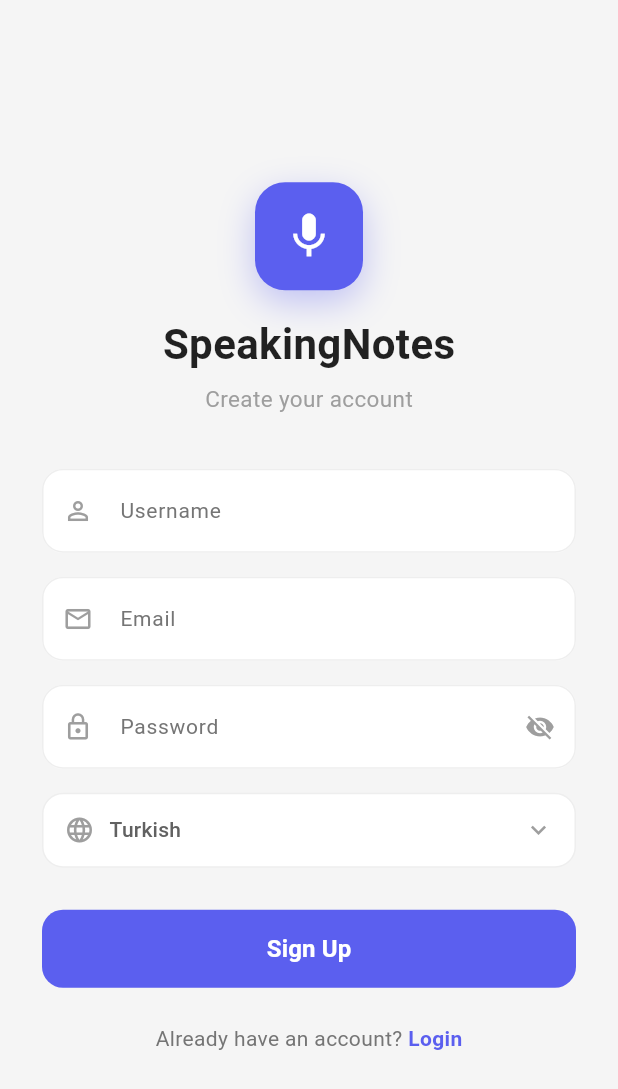
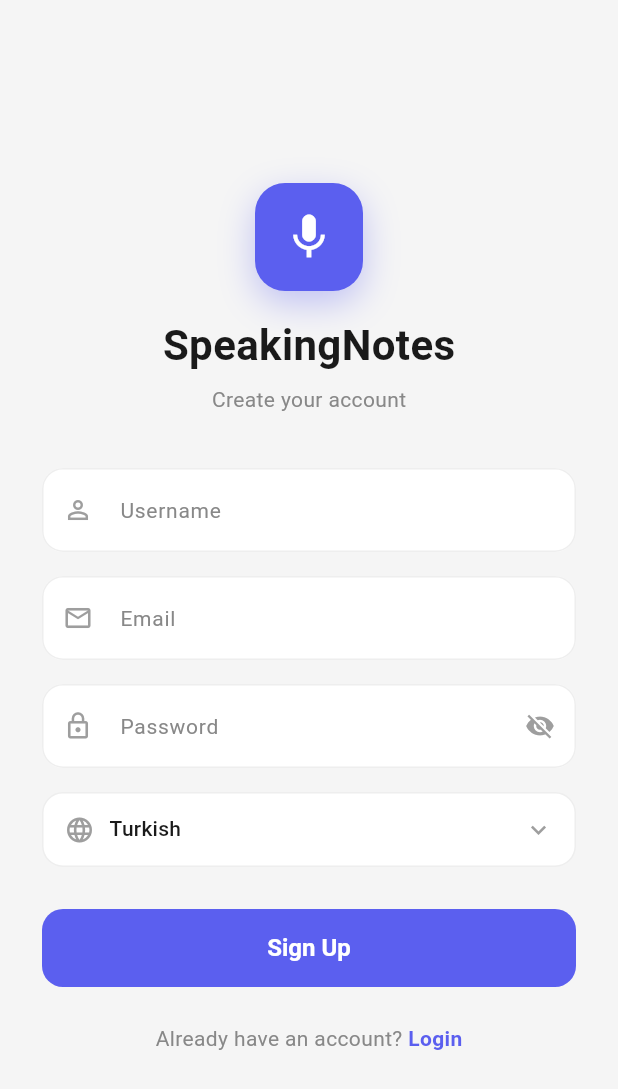
Before and after one commit to ozlemton/SpeakingNotes, a Flutter app: the screen it shows after launch, after a tap on "Login", after a tap on "Sign Up", on a phone screen of 412 x 824 dp. Shown: the top 1089 px of the screen. Run offline on Flutter 3.47's test engine with Material 3 defaults, Android fonts, the light colour scheme and no system bars; our stand-ins replace cloud_firestore, connectivity_plus, drift, firebase_auth, firebase_core, flutter_bloc and 3 more; accounts and stored records are empty; generated files the repository leaves out were written again.

Commit message:
Add centralized design system (AppColors, AppTypography, AppSpacing, AppTheme)

```diff
--- /dev/null
+++ b/lib/core/theme/app_colors.dart
@@ -0,0 +1,13 @@
+import 'package:flutter/material.dart';
+
+abstract final class AppColors {
+  static const primary = Color(0xFF5B5FEF);
+  static const primaryLight = Color(0xFFEEEEFD);
+  static const background = Color(0xFFF5F5F5);
+  static const white = Color(0xFFFFFFFF);
+  static const textPrimary = Color(0xFF1A1A1A);
+  static const textSecondary = Color(0xFF888888);
+  static const error = Color(0xFFE53935);
+  static const success = Color(0xFF43A047);
+  static const divider = Color(0xFFEEEEEE);
+}
--- /dev/null
+++ b/lib/core/theme/app_theme.dart
@@ -0,0 +1,69 @@
+import 'package:flutter/material.dart';
+import 'app_colors.dart';
+import 'app_typography.dart';
+
+abstract final class AppTheme {
+  static ThemeData get lightTheme => ThemeData(
+        useMaterial3: true,
+        colorScheme: ColorScheme.fromSeed(
+          seedColor: AppColors.primary,
+          primary: AppColors.primary,
+          surface: AppColors.white,
+        ),
+        scaffoldBackgroundColor: AppColors.background,
+        primaryColor: AppColors.primary,
+        appBarTheme: const AppBarTheme(
+          backgroundColor: AppColors.white,
+          elevation: 0,
+          titleTextStyle: AppTypography.heading3,
+          iconTheme: IconThemeData(color: AppColors.textPrimary),
+        ),
+        elevatedButtonTheme: ElevatedButtonThemeData(
+          style: ElevatedButton.styleFrom(
+            backgroundColor: AppColors.primary,
+            foregroundColor: AppColors.white,
+            elevation: 0,
+            shape: RoundedRectangleBorder(
+              borderRadius: BorderRadius.all(Radius.circular(14)),
+            ),
+            textStyle: TextStyle(
+              fontSize: 16,
+              fontWeight: FontWeight.w600,
+            ),
+          ),
+        ),
+        inputDecorationTheme: InputDecorationTheme(
+          filled: true,
+          fillColor: AppColors.white,
+          labelStyle: TextStyle(
+            color: AppColors.textSecondary,
+            fontSize: 14,
+          ),
+          border: OutlineInputBorder(
+            borderRadius: BorderRadius.all(Radius.circular(14)),
+            borderSide: BorderSide.none,
+          ),
+          enabledBorder: OutlineInputBorder(
+            borderRadius: BorderRadius.all(Radius.circular(14)),
+            borderSide: BorderSide(color: AppColors.divider, width: 1),
+          ),
+          focusedBorder: OutlineInputBorder(
+            borderRadius: BorderRadius.all(Radius.circular(14)),
+            borderSide: BorderSide(color: AppColors.primary, width: 1.5),
+          ),
+          errorBorder: OutlineInputBorder(
+            borderRadius: BorderRadius.all(Radius.circular(14)),
+            borderSide: BorderSide(color: AppColors.error, width: 1),
+          ),
+          focusedErrorBorder: OutlineInputBorder(
+            borderRadius: BorderRadius.all(Radius.circular(14)),
+            borderSide: BorderSide(color: AppColors.error, width: 1.5),
+          ),
+        ),
+        floatingActionButtonTheme: const FloatingActionButtonThemeData(
+          backgroundColor: AppColors.primary,
+          foregroundColor: AppColors.white,
+        ),
+        dividerColor: AppColors.divider,
+      );
+}
--- /dev/null
+++ b/lib/core/theme/app_typography.dart
@@ -0,0 +1,37 @@
+import 'package:flutter/material.dart';
+import 'app_colors.dart';
+
+abstract final class AppTypography {
+  static const heading1 = TextStyle(
+    fontSize: 28,
+    fontWeight: FontWeight.bold,
+    color: AppColors.textPrimary,
+  );
+
+  static const heading2 = TextStyle(
+    fontSize: 22,
+    fontWeight: FontWeight.bold,
+    color: AppColors.textPrimary,
+  );
+
+  static const heading3 = TextStyle(
+    fontSize: 18,
+    fontWeight: FontWeight.w600,
+    color: AppColors.textPrimary,
+  );
+
+  static const body1 = TextStyle(
+    fontSize: 16,
+    color: AppColors.textPrimary,
+  );
+
+  static const body2 = TextStyle(
+    fontSize: 14,
+    color: AppColors.textPrimary,
+  );
+
+  static const caption = TextStyle(
+    fontSize: 12,
+    color: AppColors.textSecondary,
+  );
+}
--- a/lib/features/auth/presentation/screens/login_screen.dart
+++ b/lib/features/auth/presentation/screens/login_screen.dart
@@ -1,13 +1,13 @@
 import 'package:flutter/material.dart';
 import 'package:flutter_bloc/flutter_bloc.dart';
 import '../../../../../core/di/injection.dart';
+import '../../../../../core/theme/app_colors.dart';
+import '../../../../../core/theme/app_typography.dart';
 import '../../../category/presentation/screens/home_screen.dart';
 import '../bloc/auth_bloc.dart';
 import '../bloc/auth_event.dart';
 import '../bloc/auth_state.dart';
 import 'signup_screen.dart';
-
-const _primaryColor = Color(0xFF5B5FEF);
 
 class LoginScreen extends StatefulWidget {
   const LoginScreen({super.key});
@@ -52,13 +52,13 @@ class _LoginScreenState extends State<LoginScreen> {
           ScaffoldMessenger.of(context).showSnackBar(
             SnackBar(
               content: Text(state.message),
-              backgroundColor: Colors.red[400],
+              backgroundColor: AppColors.error,
             ),
           );
         }
       },
       child: Scaffold(
-        backgroundColor: const Color(0xFFF5F5F5),
+        backgroundColor: AppColors.background,
         body: SafeArea(
           child: Center(
             child: SingleChildScrollView(
@@ -96,31 +96,24 @@ class _LoginScreenState extends State<LoginScreen> {
           width: 72,
           height: 72,
           decoration: BoxDecoration(
-            color: _primaryColor,
+            color: AppColors.primary,
             borderRadius: BorderRadius.circular(20),
             boxShadow: [
               BoxShadow(
-                color: _primaryColor.withValues(alpha: 0.35),
+                color: AppColors.primary.withValues(alpha: 0.35),
                 blurRadius: 20,
                 offset: const Offset(0, 8),
               ),
             ],
           ),
-          child: const Icon(Icons.mic, color: Colors.white, size: 36),
+          child: const Icon(Icons.mic, color: AppColors.white, size: 36),
         ),
         const SizedBox(height: 16),
-        const Text(
-          'SpeakingNotes',
-          style: TextStyle(
-            fontSize: 28,
-            fontWeight: FontWeight.bold,
-            color: Colors.black87,
-          ),
-        ),
+        const Text('SpeakingNotes', style: AppTypography.heading1),
         const SizedBox(height: 6),
         Text(
           'Welcome back',
-          style: TextStyle(fontSize: 15, color: Colors.grey[500]),
+          style: AppTypography.body2.copyWith(color: AppColors.textSecondary),
         ),
       ],
     );
@@ -175,30 +168,18 @@ class _LoginScreenState extends State<LoginScreen> {
           child: ElevatedButton(
             onPressed: isLoading ? null : _submit,
             style: ElevatedButton.styleFrom(
-              backgroundColor: _primaryColor,
-              disabledBackgroundColor: _primaryColor.withValues(alpha: 0.6),
-              shape: RoundedRectangleBorder(
-                borderRadius: BorderRadius.circular(14),
-              ),
-              elevation: 0,
+              disabledBackgroundColor: AppColors.primary.withValues(alpha: 0.6),
             ),
             child: isLoading
                 ? const SizedBox(
                     width: 22,
                     height: 22,
                     child: CircularProgressIndicator(
-                      color: Colors.white,
+                      color: AppColors.white,
                       strokeWidth: 2.5,
                     ),
                   )
-                : const Text(
-                    'Login',
-                    style: TextStyle(
-                      color: Colors.white,
-                      fontSize: 16,
-                      fontWeight: FontWeight.w600,
-                    ),
-                  ),
+                : const Text('Login'),
           ),
         );
       },
@@ -209,17 +190,18 @@ class _LoginScreenState extends State<LoginScreen> {
     return Row(
       mainAxisAlignment: MainAxisAlignment.center,
       children: [
-        Text("Don't have an account? ",
-            style: TextStyle(color: Colors.grey[600], fontSize: 14)),
+        Text(
+          "Don't have an account? ",
+          style: AppTypography.body2.copyWith(color: AppColors.textSecondary),
+        ),
         GestureDetector(
           onTap: () => Navigator.of(context).push(
             MaterialPageRoute(builder: (_) => const SignupScreen()),
           ),
-          child: const Text(
+          child: Text(
             'Sign Up',
-            style: TextStyle(
-              color: _primaryColor,
-              fontSize: 14,
+            style: AppTypography.body2.copyWith(
+              color: AppColors.primary,
               fontWeight: FontWeight.w600,
             ),
           ),
@@ -232,31 +214,8 @@ class _LoginScreenState extends State<LoginScreen> {
       {Widget? suffix}) {
     return InputDecoration(
       labelText: label,
-      labelStyle: TextStyle(color: Colors.grey[600], fontSize: 14),
       prefixIcon: Icon(icon, color: Colors.grey, size: 20),
       suffixIcon: suffix,
-      filled: true,
-      fillColor: Colors.white,
-      border: OutlineInputBorder(
-        borderRadius: BorderRadius.circular(14),
-        borderSide: BorderSide.none,
-      ),
-      enabledBorder: OutlineInputBorder(
-        borderRadius: BorderRadius.circular(14),
-        borderSide: BorderSide(color: Colors.grey[200]!, width: 1),
-      ),
-      focusedBorder: OutlineInputBorder(
-        borderRadius: BorderRadius.circular(14),
-        borderSide: const BorderSide(color: _primaryColor, width: 1.5),
-      ),
-      errorBorder: OutlineInputBorder(
-        borderRadius: BorderRadius.circular(14),
-        borderSide: BorderSide(color: Colors.red[300]!, width: 1),
-      ),
-      focusedErrorBorder: OutlineInputBorder(
-        borderRadius: BorderRadius.circular(14),
-        borderSide: BorderSide(color: Colors.red[400]!, width: 1.5),
-      ),
     );
   }
 }
--- a/lib/features/auth/presentation/screens/signup_screen.dart
+++ b/lib/features/auth/presentation/screens/signup_screen.dart
@@ -1,12 +1,12 @@
 import 'package:flutter/material.dart';
 import 'package:flutter_bloc/flutter_bloc.dart';
 import '../../../../../core/di/injection.dart';
+import '../../../../../core/theme/app_colors.dart';
+import '../../../../../core/theme/app_typography.dart';
 import '../../../category/presentation/screens/home_screen.dart';
 import '../bloc/auth_bloc.dart';
 import '../bloc/auth_event.dart';
 import '../bloc/auth_state.dart';
-
-const _primaryColor = Color(0xFF5B5FEF);
 
 class SignupScreen extends StatefulWidget {
   const SignupScreen({super.key});
@@ -61,13 +61,13 @@ class _SignupScreenState extends State<SignupScreen> {
           ScaffoldMessenger.of(context).showSnackBar(
             SnackBar(
               content: Text(state.message),
-              backgroundColor: Colors.red[400],
+              backgroundColor: AppColors.error,
             ),
           );
         }
       },
       child: Scaffold(
-        backgroundColor: const Color(0xFFF5F5F5),
+        backgroundColor: AppColors.background,
         body: SafeArea(
           child: Center(
             child: SingleChildScrollView(
@@ -109,31 +109,24 @@ class _SignupScreenState extends State<SignupScreen> {
           width: 72,
           height: 72,
           decoration: BoxDecoration(
-            color: _primaryColor,
+            color: AppColors.primary,
             borderRadius: BorderRadius.circular(20),
             boxShadow: [
               BoxShadow(
-                color: _primaryColor.withValues(alpha: 0.35),
+                color: AppColors.primary.withValues(alpha: 0.35),
                 blurRadius: 20,
                 offset: const Offset(0, 8),
               ),
             ],
           ),
-          child: const Icon(Icons.mic, color: Colors.white, size: 36),
+          child: const Icon(Icons.mic, color: AppColors.white, size: 36),
         ),
         const SizedBox(height: 16),
-        const Text(
-          'SpeakingNotes',
-          style: TextStyle(
-            fontSize: 28,
-            fontWeight: FontWeight.bold,
-            color: Colors.black87,
-          ),
-        ),
+        const Text('SpeakingNotes', style: AppTypography.heading1),
         const SizedBox(height: 6),
         Text(
           'Create your account',
-          style: TextStyle(fontSize: 15, color: Colors.grey[500]),
+          style: AppTypography.body2.copyWith(color: AppColors.textSecondary),
         ),
       ],
     );
@@ -197,9 +190,9 @@ class _SignupScreenState extends State<SignupScreen> {
     return Container(
       padding: const EdgeInsets.symmetric(horizontal: 14),
       decoration: BoxDecoration(
-        color: Colors.white,
+        color: AppColors.white,
         borderRadius: BorderRadius.circular(14),
-        border: Border.all(color: Colors.grey[200]!, width: 1),
+        border: Border.all(color: AppColors.divider, width: 1),
       ),
       child: DropdownButtonHideUnderline(
         child: DropdownButton<String>(
@@ -214,11 +207,7 @@ class _SignupScreenState extends State<SignupScreen> {
                         const Icon(Icons.language,
                             color: Colors.grey, size: 20),
                         const SizedBox(width: 10),
-                        Text(
-                          lang.$2,
-                          style: TextStyle(
-                              color: Colors.grey[700], fontSize: 14),
-                        ),
+                        Text(lang.$2, style: AppTypography.body2),
                       ],
                     ),
                   ))
@@ -240,30 +229,18 @@ class _SignupScreenState extends State<SignupScreen> {
           child: ElevatedButton(
             onPressed: isLoading ? null : _submit,
             style: ElevatedButton.styleFrom(
-              backgroundColor: _primaryColor,
-              disabledBackgroundColor: _primaryColor.withValues(alpha: 0.6),
-              shape: RoundedRectangleBorder(
-                borderRadius: BorderRadius.circular(14),
-              ),
-              elevation: 0,
+              disabledBackgroundColor: AppColors.primary.withValues(alpha: 0.6),
             ),
             child: isLoading
                 ? const SizedBox(
                     width: 22,
                     height: 22,
                     child: CircularProgressIndicator(
-                      color: Colors.white,
+                      color: AppColors.white,
                       strokeWidth: 2.5,
                     ),
                   )
-                : const Text(
-                    'Sign Up',
-                    style: TextStyle(
-                      color: Colors.white,
-                      fontSize: 16,
-                      fontWeight: FontWeight.w600,
-                    ),
-                  ),
+                : const Text('Sign Up'),
           ),
         );
       },
@@ -274,15 +251,16 @@ class _SignupScreenState extends State<SignupScreen> {
     return Row(
       mainAxisAlignment: MainAxisAlignment.center,
       children: [
-        Text('Already have an account? ',
-            style: TextStyle(color: Colors.grey[600], fontSize: 14)),
+        Text(
+          'Already have an account? ',
+          style: AppTypography.body2.copyWith(color: AppColors.textSecondary),
+        ),
         GestureDetector(
           onTap: () => Navigator.of(context).pop(),
-          child: const Text(
+          child: Text(
             'Login',
-            style: TextStyle(
-              color: _primaryColor,
-              fontSize: 14,
+            style: AppTypography.body2.copyWith(
+              color: AppColors.primary,
               fontWeight: FontWeight.w600,
             ),
           ),
@@ -295,31 +273,8 @@ class _SignupScreenState extends State<SignupScreen> {
       {Widget? suffix}) {
     return InputDecoration(
       labelText: label,
-      labelStyle: TextStyle(color: Colors.grey[600], fontSize: 14),
       prefixIcon: Icon(icon, color: Colors.grey, size: 20),
       suffixIcon: suffix,
-      filled: true,
-      fillColor: Colors.white,
-      border: OutlineInputBorder(
-        borderRadius: BorderRadius.circular(14),
-        borderSide: BorderSide.none,
-      ),
-      enabledBorder: OutlineInputBorder(
-        borderRadius: BorderRadius.circular(14),
-        borderSide: BorderSide(color: Colors.grey[200]!, width: 1),
-      ),
-      focusedBorder: OutlineInputBorder(
-        borderRadius: BorderRadius.circular(14),
-        borderSide: const BorderSide(color: _primaryColor, width: 1.5),
-      ),
-      errorBorder: OutlineInputBorder(
-        borderRadius: BorderRadius.circular(14),
-        borderSide: BorderSide(color: Colors.red[300]!, width: 1),
-      ),
-      focusedErrorBorder: OutlineInputBorder(
-        borderRadius: BorderRadius.circular(14),
-        borderSide: BorderSide(color: Colors.red[400]!, width: 1.5),
-      ),
     );
   }
 }
--- a/lib/main.dart
+++ b/lib/main.dart
@@ -2,6 +2,8 @@ import 'package:flutter/material.dart';
 import 'package:firebase_core/firebase_core.dart';
 import 'package:flutter_bloc/flutter_bloc.dart';
 import 'package:shared_preferences/shared_preferences.dart';
+import 'core/theme/app_colors.dart';
+import 'core/theme/app_theme.dart';
 import 'l10n/app_localizations.dart';
 import 'firebase_options.dart';
 import 'core/di/injection.dart';
@@ -72,10 +74,7 @@ class MyApp extends StatelessWidget {
             localizationsDelegates: AppLocalizations.localizationsDelegates,
             supportedLocales: AppLocalizations.supportedLocales,
             locale: Locale(language),
-            theme: ThemeData(
-              colorScheme: ColorScheme.fromSeed(seedColor: Colors.indigo),
-              useMaterial3: true,
-            ),
+            theme: AppTheme.lightTheme,
             home: _AppRouter(firebaseFailed: firebaseFailed),
             onGenerateRoute: (settings) {
               if (settings.name == '/category') {
@@ -115,10 +114,10 @@ class _AppRouter extends StatelessWidget {
       builder: (context, state) {
         if (state is AuthLoading || state is AuthInitial) {
           return const Scaffold(
-            backgroundColor: Color(0xFFF5F5F5),
+            backgroundColor: AppColors.background,
             body: Center(
               child: CircularProgressIndicator(
-                color: Color(0xFF5B5FEF),
+                color: AppColors.primary,
               ),
             ),
           );
```
Also changed, not shown: lib/core/theme/app_spacing.dart (added, +8 -0 lines), lib/features/auth/presentation/screens/profile_screen.dart (+37 -53 lines), lib/features/category/presentation/screens/home_screen.dart (+28 -36 lines), lib/features/note/presentation/screens/category_screen.dart (+33 -45 lines).
